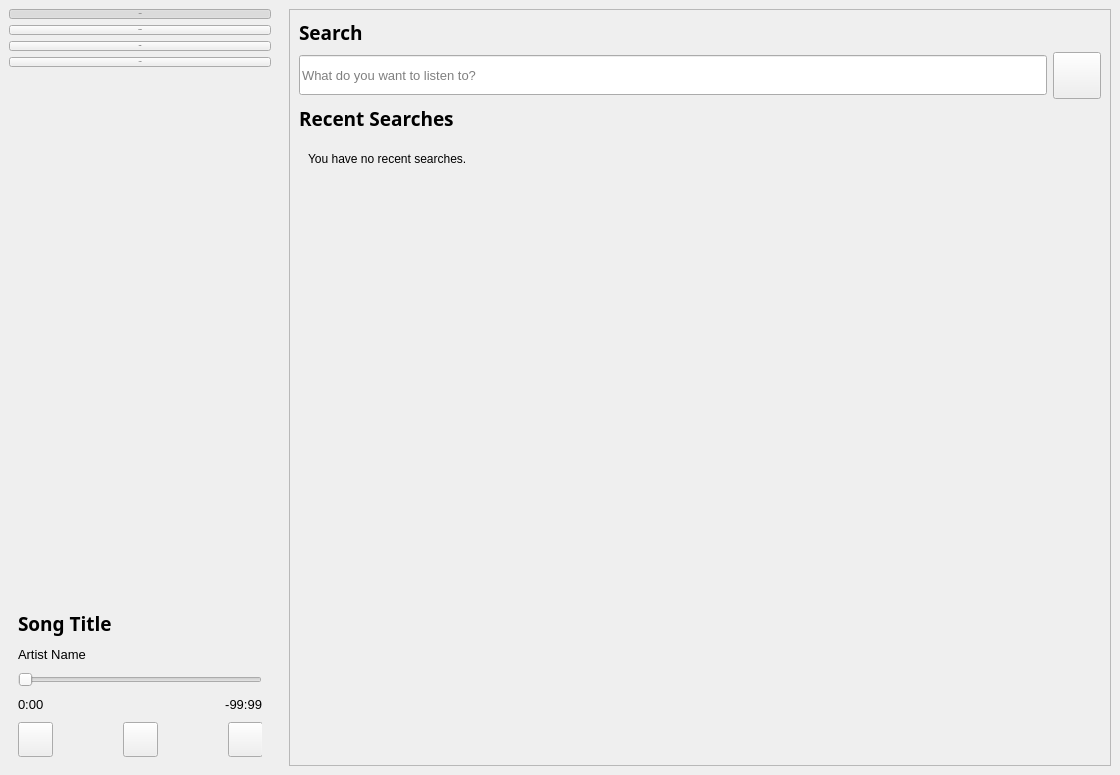
This is ui/main.ui in Salinporn/MusicStreamingService as Qt 5 draws it before an edit. The edited form follows.
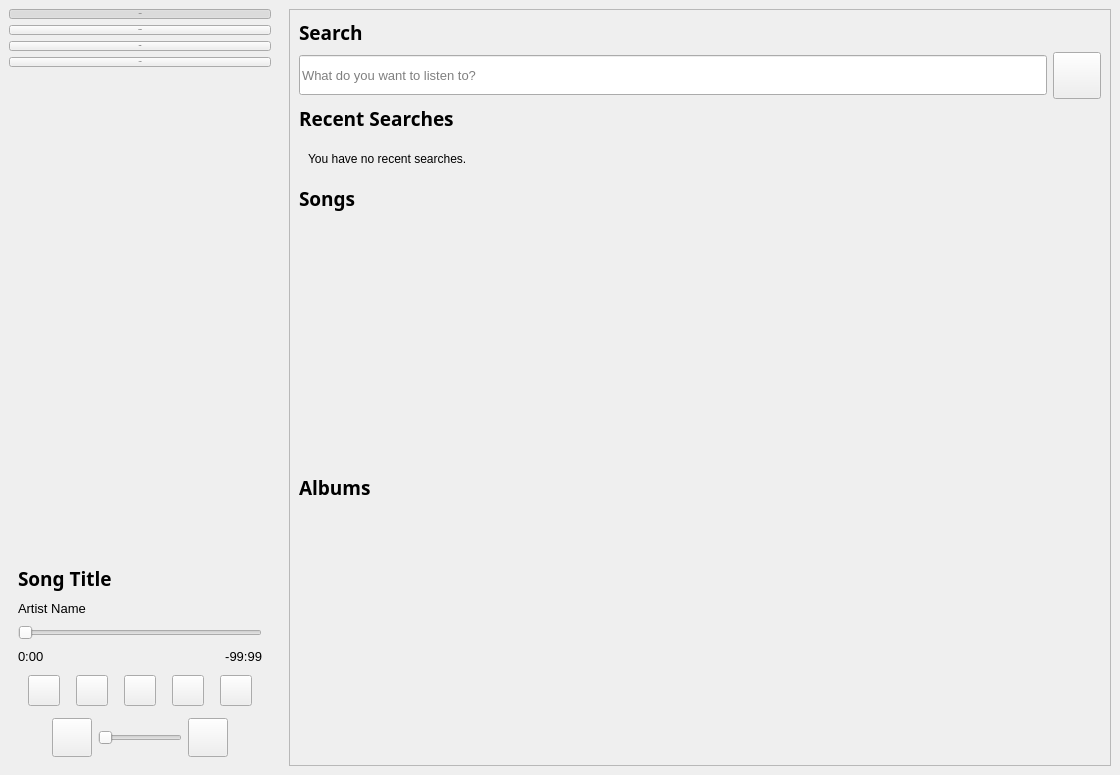
This is the edited form. The open tabs and pages were chosen to show the change. Icons and pictures are not drawn.

Commit message: Update UI and add functionality for loop and shuffle

```diff
--- a/ui/main.ui
+++ b/ui/main.ui
@@ -501,6 +501,24 @@
                </widget>
               </item>
               <item>
+               <widget class="QWidget" name="player_contents_widget" native="true">
+                <layout class="QVBoxLayout" name="verticalLayout_43">
+                 <property name="spacing">
+                  <number>9</number>
+                 </property>
+                 <property name="leftMargin">
+                  <number>0</number>
+                 </property>
+                 <property name="topMargin">
+                  <number>0</number>
+                 </property>
+                 <property name="rightMargin">
+                  <number>0</number>
+                 </property>
+                 <property name="bottomMargin">
+                  <number>0</number>
+                 </property>
+                 <item>
                <widget class="QLabel" name="player_song_label">
                 <property name="font">
                  <font>
@@ -599,38 +617,21 @@
                   <height>35</height>
                  </size>
                 </property>
-                <widget class="QToolButton" name="sidebar_player_next_button">
-                 <property name="geometry">
-                  <rect>
-                   <x>210</x>
-                   <y>0</y>
-                   <width>35</width>
-                   <height>35</height>
-                  </rect>
-                 </property>
-                 <property name="text">
-                  <string/>
-                 </property>
-                 <property name="icon">
-                  <iconset resource="../resource.qrc">
-                   <normaloff>:/resources/assets/images/next.png</normaloff>:/resources/assets/images/next.png</iconset>
-                 </property>
-                 <property name="iconSize">
-                  <size>
-                   <width>24</width>
-                   <height>24</height>
-                  </size>
-                 </property>
-                </widget>
-                <widget class="QToolButton" name="sidebar_player_play_pause_button">
-                 <property name="geometry">
-                  <rect>
-                   <x>105</x>
-                   <y>0</y>
-                   <width>35</width>
-                   <height>35</height>
-                  </rect>
-                 </property>
+                   <layout class="QHBoxLayout" name="horizontalLayout_20">
+                    <property name="leftMargin">
+                     <number>0</number>
+                    </property>
+                    <property name="topMargin">
+                     <number>0</number>
+                    </property>
+                    <property name="rightMargin">
+                     <number>0</number>
+                    </property>
+                    <property name="bottomMargin">
+                     <number>0</number>
+                    </property>
+                    <item>
+                     <widget class="QToolButton" name="sidebar_player_shuffle_button">
                  <property name="text">
                   <string/>
                  </property>
@@ -649,15 +650,9 @@
                   <bool>true</bool>
                  </property>
                 </widget>
+                    </item>
+                    <item>
                 <widget class="QToolButton" name="sidebar_player_previous_button">
-                 <property name="geometry">
-                  <rect>
-                   <x>0</x>
-                   <y>0</y>
-                   <width>35</width>
-                   <height>35</height>
-                  </rect>
-                 </property>
                  <property name="text">
                   <string/>
                  </property>
@@ -672,6 +667,155 @@
                   </size>
                  </property>
                 </widget>
+                    </item>
+                    <item>
+                     <widget class="QToolButton" name="sidebar_player_play_pause_button">
+                      <property name="text">
+                       <string/>
+                      </property>
+                      <property name="icon">
+                       <iconset resource="../resource.qrc">
+                        <normaloff>:/resources/assets/images/play.png</normaloff>
+                        <normalon>:/resources/assets/images/pause.png</normalon>:/resources/assets/images/play.png</iconset>
+                      </property>
+                      <property name="iconSize">
+                       <size>
+                        <width>24</width>
+                        <height>24</height>
+                       </size>
+                      </property>
+                      <property name="checkable">
+                       <bool>true</bool>
+                      </property>
+                     </widget>
+                    </item>
+                    <item>
+                     <widget class="QToolButton" name="sidebar_player_next_button">
+                      <property name="text">
+                       <string/>
+                      </property>
+                      <property name="icon">
+                       <iconset resource="../resource.qrc">
+                        <normaloff>:/resources/assets/images/next.png</normaloff>:/resources/assets/images/next.png</iconset>
+                      </property>
+                      <property name="iconSize">
+                       <size>
+                        <width>24</width>
+                        <height>24</height>
+                       </size>
+                      </property>
+                     </widget>
+                    </item>
+                    <item>
+                     <widget class="QToolButton" name="sidebar_player_loop_button">
+                      <property name="text">
+                       <string/>
+                      </property>
+                      <property name="icon">
+                       <iconset resource="../resource.qrc">
+                        <normaloff>:/resources/assets/images/loop_off.png</normaloff>
+                        <normalon>:/resources/assets/images/loop.png</normalon>:/resources/assets/images/loop_off.png</iconset>
+                      </property>
+                      <property name="iconSize">
+                       <size>
+                        <width>24</width>
+                        <height>24</height>
+                       </size>
+                      </property>
+                      <property name="checkable">
+                       <bool>true</bool>
+                      </property>
+                     </widget>
+                    </item>
+                   </layout>
+                  </widget>
+                 </item>
+                </layout>
+               </widget>
+              </item>
+              <item>
+               <widget class="QWidget" name="volume_contents" native="true">
+                <layout class="QHBoxLayout" name="horizontalLayout_21">
+                 <property name="leftMargin">
+                  <number>0</number>
+                 </property>
+                 <property name="topMargin">
+                  <number>0</number>
+                 </property>
+                 <property name="rightMargin">
+                  <number>0</number>
+                 </property>
+                 <property name="bottomMargin">
+                  <number>0</number>
+                 </property>
+                 <item>
+                  <spacer name="horizontalSpacer_8">
+                   <property name="orientation">
+                    <enum>Qt::Horizontal</enum>
+                   </property>
+                   <property name="sizeHint" stdset="0">
+                    <size>
+                     <width>30</width>
+                     <height>20</height>
+                    </size>
+                   </property>
+                  </spacer>
+                 </item>
+                 <item>
+                  <widget class="QToolButton" name="volume_down_button">
+                   <property name="text">
+                    <string/>
+                   </property>
+                   <property name="icon">
+                    <iconset resource="../resource.qrc">
+                     <normaloff>:/resources/assets/images/minus.png</normaloff>:/resources/assets/images/minus.png</iconset>
+                   </property>
+                   <property name="iconSize">
+                    <size>
+                     <width>32</width>
+                     <height>32</height>
+                    </size>
+                   </property>
+                  </widget>
+                 </item>
+                 <item>
+                  <widget class="QSlider" name="volume_slider">
+                   <property name="orientation">
+                    <enum>Qt::Horizontal</enum>
+                   </property>
+                  </widget>
+                 </item>
+                 <item>
+                  <widget class="QToolButton" name="volume_up_button">
+                   <property name="text">
+                    <string/>
+                   </property>
+                   <property name="icon">
+                    <iconset resource="../resource.qrc">
+                     <normaloff>:/resources/assets/images/plus.png</normaloff>:/resources/assets/images/plus.png</iconset>
+                   </property>
+                   <property name="iconSize">
+                    <size>
+                     <width>32</width>
+                     <height>32</height>
+                    </size>
+                   </property>
+                  </widget>
+                 </item>
+                 <item>
+                  <spacer name="horizontalSpacer_7">
+                   <property name="orientation">
+                    <enum>Qt::Horizontal</enum>
+                   </property>
+                   <property name="sizeHint" stdset="0">
+                    <size>
+                     <width>30</width>
+                     <height>20</height>
+                    </size>
+                   </property>
+                  </spacer>
+                 </item>
+                </layout>
                </widget>
               </item>
              </layout>
@@ -903,12 +1047,12 @@
                    <rect>
                     <x>0</x>
                     <y>0</y>
-                    <width>232</width>
-                    <height>172</height>
+                    <width>820</width>
+                    <height>755</height>
                    </rect>
                   </property>
-                  <layout class="QGridLayout" name="gridLayout">
-                   <item row="0" column="0">
+                  <layout class="QVBoxLayout" name="verticalLayout_45">
+                   <item>
                     <widget class="QWidget" name="search_section" native="true">
                      <property name="sizePolicy">
                       <sizepolicy hsizetype="Preferred" vsizetype="Maximum">
@@ -1024,23 +1168,7 @@
                      </layout>
                     </widget>
                    </item>
-                   <item row="2" column="0">
-                    <spacer name="verticalSpacer_2">
-                     <property name="orientation">
-                      <enum>Qt::Vertical</enum>
-                     </property>
-                     <property name="sizeType">
-                      <enum>QSizePolicy::Expanding</enum>
-                     </property>
-                     <property name="sizeHint" stdset="0">
-                      <size>
-                       <width>20</width>
-                       <height>541</height>
-                      </size>
-                     </property>
-                    </spacer>
-                   </item>
-                   <item row="1" column="0">
+                   <item>
                     <widget class="QWidget" name="recent_searches_section" native="true">
                      <property name="sizePolicy">
                       <sizepolicy hsizetype="Preferred" vsizetype="Minimum">
@@ -1112,6 +1240,98 @@
                      </layout>
                     </widget>
                    </item>
+                   <item>
+                    <widget class="QLabel" name="song_result_label">
+                     <property name="sizePolicy">
+                      <sizepolicy hsizetype="Preferred" vsizetype="Maximum">
+                       <horstretch>0</horstretch>
+                       <verstretch>0</verstretch>
+                      </sizepolicy>
+                     </property>
+                     <property name="font">
+                      <font>
+                       <family>Segoe UI Semibold</family>
+                       <pointsize>14</pointsize>
+                       <bold>true</bold>
+                      </font>
+                     </property>
+                     <property name="text">
+                      <string>Songs</string>
+                     </property>
+                    </widget>
+                   </item>
+                   <item>
+                    <widget class="QScrollArea" name="song_result_scrollarea">
+                     <property name="frameShape">
+                      <enum>QFrame::Box</enum>
+                     </property>
+                     <property name="frameShadow">
+                      <enum>QFrame::Plain</enum>
+                     </property>
+                     <property name="lineWidth">
+                      <number>0</number>
+                     </property>
+                     <property name="widgetResizable">
+                      <bool>true</bool>
+                     </property>
+                     <widget class="QWidget" name="song_result_scrollarea_contents">
+                      <property name="geometry">
+                       <rect>
+                        <x>0</x>
+                        <y>0</y>
+                        <width>800</width>
+                        <height>258</height>
+                       </rect>
+                      </property>
+                     </widget>
+                    </widget>
+                   </item>
+                   <item>
+                    <widget class="QLabel" name="album_result_label">
+                     <property name="sizePolicy">
+                      <sizepolicy hsizetype="Preferred" vsizetype="Maximum">
+                       <horstretch>0</horstretch>
+                       <verstretch>0</verstretch>
+                      </sizepolicy>
+                     </property>
+                     <property name="font">
+                      <font>
+                       <family>Segoe UI Semibold</family>
+                       <pointsize>14</pointsize>
+                       <bold>true</bold>
+                      </font>
+                     </property>
+                     <property name="text">
+                      <string>Albums</string>
+                     </property>
+                    </widget>
+                   </item>
+                   <item>
+                    <widget class="QScrollArea" name="album_result_scrollarea">
+                     <property name="frameShape">
+                      <enum>QFrame::Box</enum>
+                     </property>
+                     <property name="frameShadow">
+                      <enum>QFrame::Plain</enum>
+                     </property>
+                     <property name="lineWidth">
+                      <number>0</number>
+                     </property>
+                     <property name="widgetResizable">
+                      <bool>true</bool>
+                     </property>
+                     <widget class="QWidget" name="album_result_scrollarea_contents">
+                      <property name="geometry">
+                       <rect>
+                        <x>0</x>
+                        <y>0</y>
+                        <width>800</width>
+                        <height>257</height>
+                       </rect>
+                      </property>
+                     </widget>
+                    </widget>
+                   </item>
                   </layout>
                  </widget>
                 </widget>
```
Left out of the diff: 267 changed lines with no effect on the pictures. Lines whose indentation alone changed are shown as unchanged. The commit also changes 11 other files.
